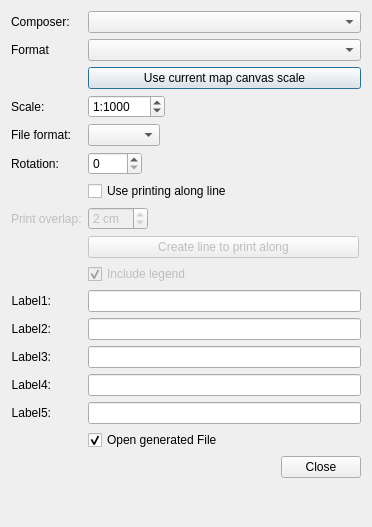
The window that NextPrint_dialog_base.ui (Amphibitus/NextPrint) describes before a commit, drawn with Qt 5.
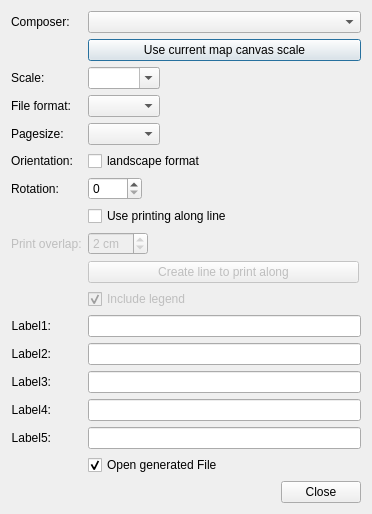
The same window after the commit. Icons and pictures are not drawn.

What changed in the file:
```diff
--- a/NextPrint_dialog_base.ui
+++ b/NextPrint_dialog_base.ui
@@ -10,7 +10,7 @@
     <x>0</x>
     <y>0</y>
     <width>372</width>
-    <height>527</height>
+    <height>501</height>
    </rect>
   </property>
   <property name="sizePolicy">
@@ -19,6 +19,12 @@
     <verstretch>0</verstretch>
    </sizepolicy>
   </property>
+  <property name="minimumSize">
+   <size>
+    <width>372</width>
+    <height>0</height>
+   </size>
+  </property>
   <property name="sizeIncrement">
    <size>
     <width>0</width>
@@ -67,39 +73,14 @@
      </property>
     </widget>
    </item>
-   <item row="3" column="1">
-    <widget class="QSpinBox" name="spinBoxScale">
-     <property name="sizePolicy">
-      <sizepolicy hsizetype="Fixed" vsizetype="Fixed">
-       <horstretch>0</horstretch>
-       <verstretch>0</verstretch>
-      </sizepolicy>
-     </property>
-     <property name="prefix">
-      <string notr="true">1:</string>
-     </property>
-     <property name="minimum">
-      <number>10</number>
-     </property>
-     <property name="maximum">
-      <number>1000000000</number>
-     </property>
-     <property name="singleStep">
-      <number>50</number>
-     </property>
-     <property name="value">
-      <number>1000</number>
-     </property>
-    </widget>
-   </item>
-   <item row="4" column="0">
+   <item row="5" column="0">
     <widget class="QLabel" name="label_fileformat">
      <property name="text">
       <string>File format:</string>
      </property>
     </widget>
    </item>
-   <item row="4" column="1">
+   <item row="5" column="1">
     <widget class="QComboBox" name="comboBox_fileformat">
      <property name="sizePolicy">
       <sizepolicy hsizetype="Fixed" vsizetype="Fixed">
@@ -107,16 +88,53 @@
        <verstretch>0</verstretch>
       </sizepolicy>
      </property>
+     <property name="currentText">
+      <string/>
+     </property>
     </widget>
    </item>
-   <item row="5" column="0">
+   <item row="7" column="0">
+    <widget class="QLabel" name="label_6">
+     <property name="text">
+      <string>Pagesize:</string>
+     </property>
+    </widget>
+   </item>
+   <item row="7" column="1">
+    <widget class="QComboBox" name="comboBox_printFormat">
+     <property name="sizePolicy">
+      <sizepolicy hsizetype="Fixed" vsizetype="Fixed">
+       <horstretch>0</horstretch>
+       <verstretch>0</verstretch>
+      </sizepolicy>
+     </property>
+    </widget>
+   </item>
+   <item row="9" column="0">
+    <widget class="QLabel" name="label_8">
+     <property name="text">
+      <string>Orientation:</string>
+     </property>
+    </widget>
+   </item>
+   <item row="9" column="1">
+    <widget class="QCheckBox" name="checkBoxOrientation">
+     <property name="text">
+      <string>landscape format</string>
+     </property>
+     <property name="tristate">
+      <bool>false</bool>
+     </property>
+    </widget>
+   </item>
+   <item row="10" column="0">
     <widget class="QLabel" name="label_rotation">
      <property name="text">
       <string>Rotation:</string>
      </property>
     </widget>
    </item>
-   <item row="5" column="1">
+   <item row="10" column="1">
     <widget class="QSpinBox" name="spinBoxRotation">
      <property name="sizePolicy">
       <sizepolicy hsizetype="Fixed" vsizetype="Fixed">
@@ -135,7 +153,7 @@
      </property>
     </widget>
    </item>
-   <item row="6" column="1">
+   <item row="11" column="1">
     <widget class="QCheckBox" name="checkBoxPrintAlongLine">
      <property name="enabled">
       <bool>true</bool>
@@ -151,7 +169,7 @@
      </property>
     </widget>
    </item>
-   <item row="7" column="0">
+   <item row="12" column="0">
     <widget class="QLabel" name="overlapLabel">
      <property name="enabled">
       <bool>false</bool>
@@ -161,7 +179,7 @@
      </property>
     </widget>
    </item>
-   <item row="7" column="1">
+   <item row="12" column="1">
     <widget class="QSpinBox" name="spinBoxOverlap">
      <property name="enabled">
       <bool>false</bool>
@@ -183,7 +201,7 @@
      </property>
     </widget>
    </item>
-   <item row="8" column="1">
+   <item row="13" column="1">
     <widget class="QPushButton" name="pushButtonPrintAlongLine">
      <property name="enabled">
       <bool>false</bool>
@@ -205,7 +223,7 @@
      </property>
     </widget>
    </item>
-   <item row="9" column="1">
+   <item row="14" column="1">
     <widget class="QCheckBox" name="LegendCheckbox">
      <property name="enabled">
       <bool>false</bool>
@@ -218,7 +236,7 @@
      </property>
     </widget>
    </item>
-   <item row="10" column="0">
+   <item row="15" column="0">
     <widget class="QLabel" name="label_1">
      <property name="layoutDirection">
       <enum>Qt::LeftToRight</enum>
@@ -231,7 +249,7 @@
      </property>
     </widget>
    </item>
-   <item row="10" column="1">
+   <item row="15" column="1">
     <widget class="QLineEdit" name="lineEdit1">
      <property name="sizePolicy">
       <sizepolicy hsizetype="MinimumExpanding" vsizetype="Fixed">
@@ -241,7 +259,7 @@
      </property>
     </widget>
    </item>
-   <item row="11" column="0">
+   <item row="16" column="0">
     <widget class="QLabel" name="label_2">
      <property name="text">
       <string>Label2:</string>
@@ -251,10 +269,10 @@
      </property>
     </widget>
    </item>
-   <item row="11" column="1">
+   <item row="16" column="1">
     <widget class="QLineEdit" name="lineEdit2"/>
    </item>
-   <item row="12" column="0">
+   <item row="17" column="0">
     <widget class="QLabel" name="label_3">
      <property name="text">
       <string>Label3:</string>
@@ -264,10 +282,10 @@
      </property>
     </widget>
    </item>
-   <item row="12" column="1">
+   <item row="17" column="1">
     <widget class="QLineEdit" name="lineEdit3"/>
    </item>
-   <item row="13" column="0">
+   <item row="18" column="0">
     <widget class="QLabel" name="label_4">
      <property name="text">
       <string>Label4:</string>
@@ -277,10 +295,10 @@
      </property>
     </widget>
    </item>
-   <item row="13" column="1">
+   <item row="18" column="1">
     <widget class="QLineEdit" name="lineEdit4"/>
    </item>
-   <item row="14" column="0">
+   <item row="19" column="0">
     <widget class="QLabel" name="label_5">
      <property name="text">
       <string>Label5:</string>
@@ -290,10 +308,10 @@
      </property>
     </widget>
    </item>
-   <item row="14" column="1">
+   <item row="19" column="1">
     <widget class="QLineEdit" name="lineEdit5"/>
    </item>
-   <item row="15" column="1">
+   <item row="20" column="1">
     <widget class="QCheckBox" name="checkBoxOpenFile">
      <property name="text">
       <string>Open generated File</string>
@@ -303,7 +321,7 @@
      </property>
     </widget>
    </item>
-   <item row="16" column="1">
+   <item row="21" column="1">
     <widget class="QDialogButtonBox" name="buttonBox">
      <property name="orientation">
       <enum>Qt::Horizontal</enum>
@@ -316,20 +334,16 @@
      </property>
     </widget>
    </item>
-   <item row="1" column="1">
-    <widget class="QComboBox" name="printFormat"/>
-   </item>
-   <item row="1" column="0">
-    <widget class="QLabel" name="label_6">
-     <property name="text">
-      <string>Format</string>
+   <item row="3" column="1">
+    <widget class="QComboBox" name="comboBox_scale">
+     <property name="sizePolicy">
+      <sizepolicy hsizetype="Fixed" vsizetype="Fixed">
+       <horstretch>0</horstretch>
+       <verstretch>0</verstretch>
+      </sizepolicy>
      </property>
-    </widget>
-   </item>
-   <item row="2" column="0">
-    <widget class="QLabel" name="label_7">
-     <property name="text">
-      <string/>
+     <property name="editable">
+      <bool>true</bool>
      </property>
     </widget>
    </item>
```
Left out of the diff: 21 changed lines with no effect on the pictures.
